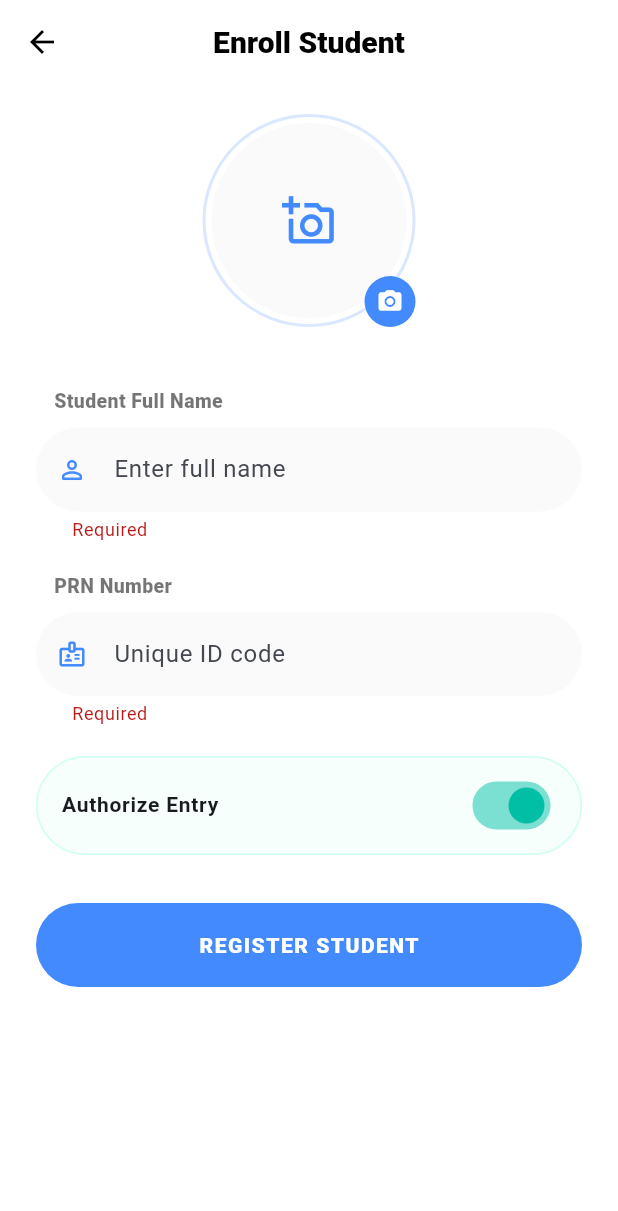
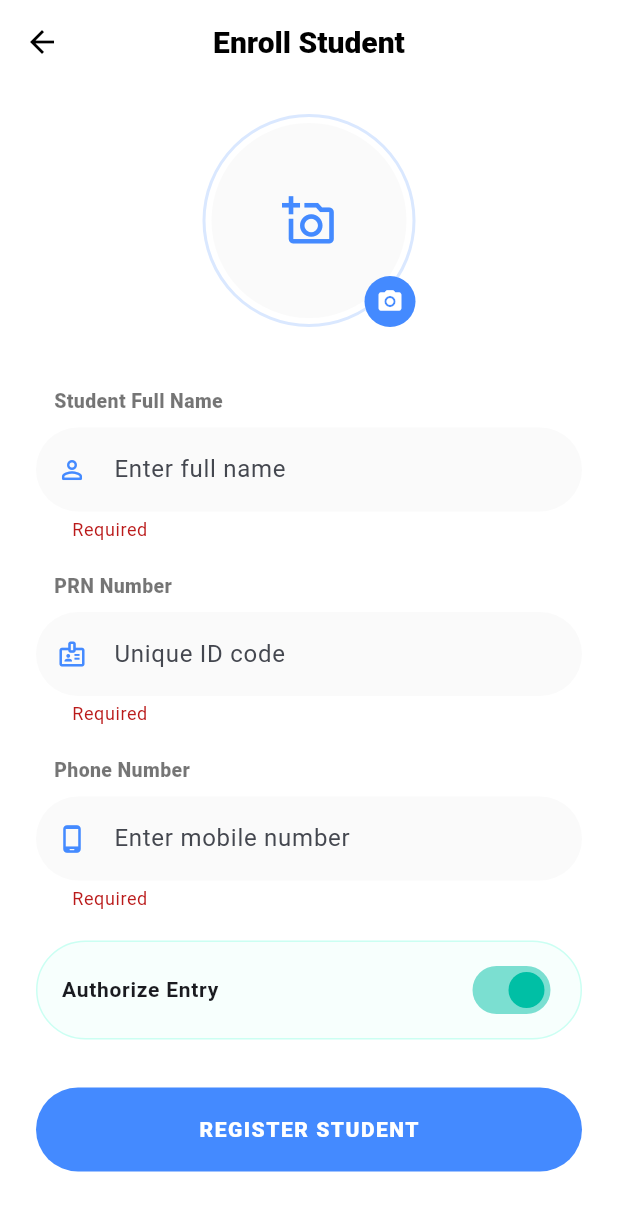
Before and after one commit to Regentos4910/mess_app, a Flutter app: the AddStudentScreen screen opened by its route, after a tap on "REGISTER STUDENT", on a phone screen of 412 x 824 dp. Shown: the top 1211 px of the screen. Run offline on Flutter 3.47's test engine with Material 3 defaults, Android fonts, the phone set to English and light mode, and no system bars; our stand-ins replace cloud_firestore, connectivity_plus, firebase_auth, firebase_core, firebase_storage, image_picker and 1 more; missing offline and left inert: mobile_scanner; accounts and stored records are empty; statements that could not run were skipped.

Commit message:
Added phone number working

```diff
--- a/lib/models/student.dart
+++ b/lib/models/student.dart
@@ -4,6 +4,7 @@ class Student {
     required this.qrPayload,
     required this.name,
     required this.prn,
+    required this.phoneNumber,
     required this.membershipActive,
     required this.deleted,
     required this.photoPath,
@@ -17,6 +18,7 @@ class Student {
   final String qrPayload;
   final String name;
   final String prn;
+  final String phoneNumber;
   final bool membershipActive;
   final bool deleted;
   final String photoPath;
@@ -28,13 +30,14 @@ class Student {
   bool get hasLocalPhoto => photoPath.isNotEmpty;
   bool get hasRemotePhoto => photoUrl.isNotEmpty;
   bool get hasAnyPhoto => hasLocalPhoto || hasRemotePhoto;
- String get subtitle => 'PRN: $prn';
+  String get subtitle => 'PRN: $prn';
 
   Student copyWith({
     String? id,
     String? qrPayload,
     String? name,
     String? prn,
+    String? phoneNumber,
     bool? membershipActive,
     bool? deleted,
     String? photoPath,
@@ -48,6 +51,7 @@ class Student {
       qrPayload: qrPayload ?? this.qrPayload,
       name: name ?? this.name,
       prn: prn ?? this.prn,
+      phoneNumber: phoneNumber ?? this.phoneNumber,
       membershipActive: membershipActive ?? this.membershipActive,
       deleted: deleted ?? this.deleted,
       photoPath: photoPath ?? this.photoPath,
@@ -64,6 +68,7 @@ class Student {
       'qrPayload': qrPayload,
       'name': name,
       'prn': prn,
+      'phoneNumber': phoneNumber,
       'membershipActive': membershipActive,
       'deleted': deleted,
       'photoPath': photoPath,
@@ -80,6 +85,7 @@ class Student {
       qrPayload: map['qrPayload'] as String,
       name: map['name'] as String,
       prn: map['prn'] as String,
+      phoneNumber: map['phoneNumber'] as String? ?? '',
       membershipActive: map['membershipActive'] as bool? ?? true,
       deleted: map['deleted'] as bool? ?? false,
       photoPath: map['photoPath'] as String? ?? '',
--- a/lib/screens/add_student_screen.dart
+++ b/lib/screens/add_student_screen.dart
@@ -22,6 +22,7 @@ class _AddStudentScreenState extends State<AddStudentScreen> {
   final GlobalKey<FormState> _formKey = GlobalKey<FormState>();
   final TextEditingController _nameController = TextEditingController();
   final TextEditingController _prnController = TextEditingController();
+  final TextEditingController _phoneController = TextEditingController();
   final ImagePicker _imagePicker = ImagePicker();
 
   bool _membershipActive = true;
@@ -32,6 +33,7 @@ class _AddStudentScreenState extends State<AddStudentScreen> {
   void dispose() {
     _nameController.dispose();
     _prnController.dispose();
+    _phoneController.dispose();
     super.dispose();
   }
 
@@ -74,6 +76,15 @@ class _AddStudentScreenState extends State<AddStudentScreen> {
                   label: 'PRN Number',
                   icon: Icons.badge_outlined,
                   hint: 'Unique ID code',
+                  isNumber: true,
+                ),
+
+                const SizedBox(height: 20),
+                _buildTextField( // Added this block
+                  controller: _phoneController,
+                  label: 'Phone Number',
+                  icon: Icons.phone_android_rounded,
+                  hint: 'Enter mobile number',
                   isNumber: true,
                 ),
 
@@ -214,7 +225,7 @@ class _AddStudentScreenState extends State<AddStudentScreen> {
             color: Colors.white,
             borderRadius: BorderRadius.circular(40),
             border: Border.all(color: Colors.grey.shade100),
-            boxShadow: [BoxShadow(color: Colors.black.withOpacity(0.02), blurRadius: 20, offset: const Offset(0, 10))],
+            boxShadow: [BoxShadow(color: Colors.black.withAlpha(51), blurRadius: 20, offset: const Offset(0, 10))],
           ),
           child: Column(
             children: [
@@ -261,6 +272,7 @@ class _AddStudentScreenState extends State<AddStudentScreen> {
         StudentDraft(
           name: _nameController.text,
           prn: _prnController.text,
+          phoneNumber: _phoneController.text,
           membershipActive: _membershipActive,
           photoPath: _photoPath,
         ),
@@ -270,10 +282,12 @@ class _AddStudentScreenState extends State<AddStudentScreen> {
         _createdStudent = student;
         _nameController.clear();
         _prnController.clear();
+        _phoneController.clear();
         _membershipActive = true;
         _photoPath = '';
       });
     } catch (e) {
+      // ignore: use_build_context_synchronously
       ScaffoldMessenger.of(context).showSnackBar(SnackBar(content: Text('Error: $e')));
     }
   }
--- a/lib/screens/dashboard_screen.dart
+++ b/lib/screens/dashboard_screen.dart
@@ -6,7 +6,6 @@ import '../models/attendance.dart';
 import '../models/student.dart';
 import '../services/app_controller.dart';
 import '../widgets/action_card.dart';
-import '../widgets/stats_card.dart';
 import 'add_student_screen.dart';
 import 'attendance_history_screen.dart';
 import 'manage_subscription_screen.dart';
--- a/lib/screens/login_screen.dart
+++ b/lib/screens/login_screen.dart
@@ -82,7 +82,7 @@ class _LoginScreenState extends State<LoginScreen> {
                   Container(
                     padding: const EdgeInsets.all(20),
                     decoration: BoxDecoration(
-                      color: Colors.blueAccent.withOpacity(0.1),
+                      color: Colors.blueAccent.withAlpha(25),
                       shape: BoxShape.circle,
                     ),
                     child: const Icon(Icons.restaurant_rounded,
--- a/lib/services/app_controller.dart
+++ b/lib/services/app_controller.dart
@@ -16,12 +16,14 @@ class StudentDraft {
   const StudentDraft({
     required this.name,
     required this.prn,
+    required this.phoneNumber, // Added field
     required this.membershipActive,
     required this.photoPath,
   });
 
   final String name;
   final String prn;
+  final String phoneNumber; // Added property
   final bool membershipActive;
   final String photoPath;
 }
@@ -232,6 +234,7 @@ class AppController extends ChangeNotifier {
       qrPayload: id,
       name: draft.name.trim(),
       prn: draft.prn.trim(),
+      phoneNumber: draft.phoneNumber.trim(), // Added mapping from draft
       membershipActive: draft.membershipActive,
       deleted: false,
       photoPath: storedPhotoPath,
@@ -630,6 +633,7 @@ Future<void> deleteStudent(String studentId) async {
             qrPayload: '2023001-BTECHCSE-2-AAAA01',
             name: 'Aarav Patil',
             prn: '2023001',
+            phoneNumber: '', // Added empty default for demo
             membershipActive: true,
             deleted: false,
             photoPath: '',
@@ -643,6 +647,7 @@ Future<void> deleteStudent(String studentId) async {
             qrPayload: '2023002-BSCIT-1-BBBB02',
             name: 'Isha Deshmukh',
             prn: '2023002',
+            phoneNumber: '', // Added empty default for demo
             membershipActive: false,
             deleted: false,
             photoPath: '',
--- a/lib/services/local_storage_service.dart
+++ b/lib/services/local_storage_service.dart
@@ -5,8 +5,6 @@ import 'package:path_provider/path_provider.dart'; // Add this package
 class LocalStorageService {
   const LocalStorageService();
 
-  // CHANGE 1: Make appDirectory public so AppController can see it
-  // CHANGE 2: Use getApplicationDocumentsDirectory() instead of systemTemp
   Future<Directory> appDirectory() async {
     final dir = await getApplicationDocumentsDirectory();
     return Directory('${dir.path}/mess_app_data_v1');
--- a/lib/services/student_service.dart
+++ b/lib/services/student_service.dart
@@ -23,7 +23,8 @@ class StudentService {
       students.where(
         (Student student) =>
             student.name.toLowerCase().contains(needle) ||
-            student.prn.toLowerCase().contains(needle),
+            student.prn.toLowerCase().contains(needle) ||
+            student.phoneNumber.toLowerCase().contains(needle),
       ),
     );
   }
--- a/lib/widgets/stats_card.dart
+++ b/lib/widgets/stats_card.dart
@@ -23,7 +23,7 @@ class StatsCard extends StatelessWidget {
         borderRadius: BorderRadius.circular(24),
         boxShadow: [
           BoxShadow(
-            color: Colors.black.withOpacity(0.04),
+            color: Colors.black.withAlpha(51),
             blurRadius: 10,
             offset: const Offset(0, 4),
           ),
@@ -39,7 +39,7 @@ class StatsCard extends StatelessWidget {
               child: Icon(
                 icon,
                 size: 48,
-                color: color.withOpacity(0.05),
+                color: color.withAlpha(128),
               ),
             ),
 
```
Also changed, not shown: lib/screens/manage_subscription_screen.dart (+7 -7 lines), lib/screens/scan_screen.dart (+7 -7 lines), lib/screens/student_profile_screen.dart (+33 -5 lines), lib/services/firebase_service.dart (+5 -7 lines), lib/widgets/action_card.dart (+4 -4 lines), 1 other file.
